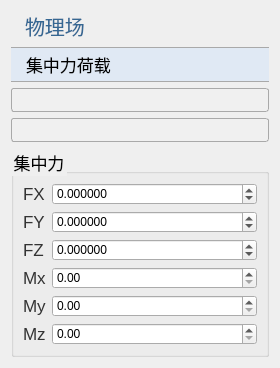
Above: plugins/Base_PhysicalField/PointForcePage.ui from asd977/base_cae before the change. Below: the same form after it.
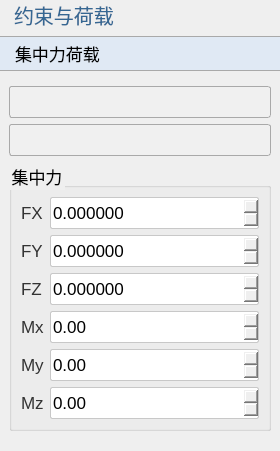
That is the form after the change. Icons and pictures are not drawn.

Commit message: style: refine Base_PhysicalField ui layout containers and spacing

```diff
--- a/plugins/Base_PhysicalField/PointForcePage.ui
+++ b/plugins/Base_PhysicalField/PointForcePage.ui
@@ -23,25 +23,19 @@
     border-color: rgb(121, 121, 121);
     border-style: solid;
     height: 33px;
-    border-top: 1px solid rgb(169, 169, 169); /* 上边框为灰色 */
-    border-bottom: 1px solid rgb(169, 169, 169); /* 下边框为灰色 */
-    border-left: none; /* 移除左边框 */
+    border-top: 1px solid rgb(169, 169, 169);
+    border-bottom: 1px solid rgb(169, 169, 169);
+    border-left: none;
     border-right: none;
     text-align: left;
 	padding-left: 15px;
 	font-size: 17px;
-	border-style: solid;
 }
 QLabel {
     font-family: &quot;Microsoft YaHei&quot;, &quot;微软雅黑&quot;;
     font-size: 17px;
     text-align: left;
     color: rgb(51, 51, 51);
-    white-space: nowrap;
-    line-height: 50px;
-    position: absolute;
-    top: 0px;
-    left: 0px;
 }
 QLabel#pageNameLabel {
     font-size: 20px;
@@ -50,10 +44,11 @@
 	padding-left:9px;
     color: rgb(53, 103, 147);
 }
-QLineEdit {
-    border: 1px solid rgb(200, 200, 200); /* 设置边框为淡灰色 */
-    border-radius: 2px; /* 设置圆角半径为 5 像素 */
+QLineEdit, QDoubleSpinBox, QSpinBox {
+    border: 1px solid rgb(200, 200, 200);
+    border-radius: 2px;
 	font-size: 17px;
+    min-height: 30px;
 }
 QLineEdit:focus {
     border-color: rgb(100, 100, 255); /* 设置焦点时的边框颜色为蓝色 */
@@ -67,46 +62,39 @@
     padding-left:6px;
     background: rgb(240, 240, 240);
     border: 1px solid rgb(169, 169, 169);
-    border-radius: 3px; /* 设置边框的圆角半径为5像素 */
+    border-radius: 3px;
+    min-height: 30px;
 }
 QComboBox::drop-down {
     background: rgb(240, 240, 240);
-}
-QComboBox::down-arrow {
-    image: url(:/resources/down_arrow.png); /* 替换下拉箭头图标 */
-}
-/*QCombobox右侧按钮*/
-QComboBox::drop-down {
     subcontrol-origin: padding;
-    subcontrol-position: top right;/*放于右方顶部*/
-    border-top-right-radius: 3px;/*设置边框圆角*/
+    subcontrol-position: top right;
+    border-top-right-radius: 3px;
     border-bottom-right-radius: 3px;
 }
-QLineEdit {
-    border: 1px solid rgb(200, 200, 200); /* 设置边框为淡灰色 */
-    border-radius: 2px; /* 设置圆角半径为 5 像素 */
-	font-size: 17px;
+QComboBox::down-arrow {
+    image: url(:/resources/down_arrow.png);
 }
-QLineEdit:focus {
-    border-color: rgb(100, 100, 255); /* 设置焦点时的边框颜色为蓝色 */
-    outline: none; /* 去掉默认的焦点边框 */
+QRadioButton, QCheckBox, QGroupBox {
+    font-size: 17px;
 }
-
-QRadioButton {
-    font-size: 17px; /* 设置字体大小为 14 像素 */
-}
-
-QCheckBox {
-    font-size: 17px; /* 设置字体大小为 14 像素 */
-}
-
-QGroupBox{
-    font-size: 17px; /* 设置字体大小为 14 像素 */   
+QTableWidget {
+    font-size: 16px;
+    gridline-color: rgb(210, 210, 210);
 }
 
 </string>
   </property>
   <layout class="QVBoxLayout" name="verticalLayout">
+   <property name="leftMargin">
+    <number>0</number>
+   </property>
+   <property name="topMargin">
+    <number>0</number>
+   </property>
+   <property name="rightMargin">
+    <number>0</number>
+   </property>
    <item>
     <widget class="QLabel" name="pageNameLabel">
      <property name="sizePolicy">
@@ -116,7 +104,7 @@
       </sizepolicy>
      </property>
      <property name="text">
-      <string>物理场</string>
+      <string>约束与荷载</string>
      </property>
     </widget>
    </item>
@@ -134,6 +122,9 @@
     </widget>
    </item>
    <item>
+    <widget class="QWidget" name="contentWidget" native="true">
+     <layout class="QVBoxLayout" name="contentLayout">
+   <item>
     <widget class="QComboBox" name="comboBoxDim"/>
    </item>
    <item>
@@ -243,7 +234,10 @@
       </item>
      </layout>
     </widget>
+   </item>     </layout>
+    </widget>
    </item>
+
    <item>
     <spacer name="verticalSpacer">
      <property name="orientation">
```
Left out of the diff: 6 changed lines with no effect on the pictures. The commit also changes 10 other files.
